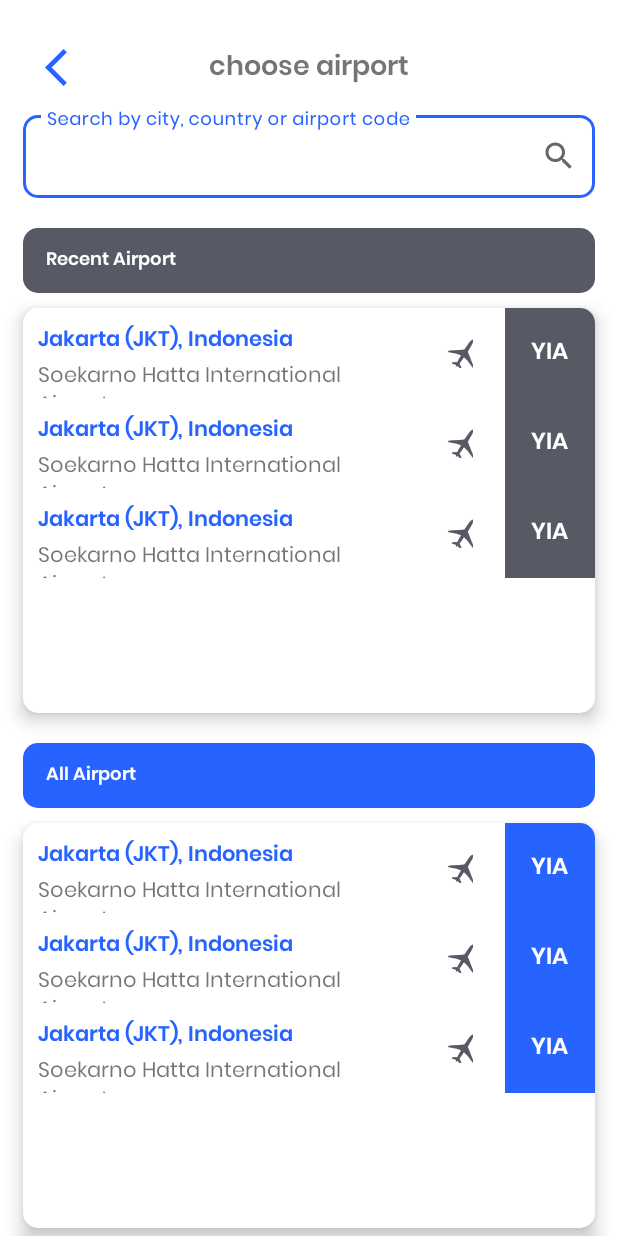
After one commit to IrvanWijayaSardam/C2Ticketing, an Android app: the layout fragment_airport.xml on its own in the app's theme, with its tools: preview values and no code run, on a phone screen of 412 x 824 dp. The commit adds this screen. Run offline under Robolectric (Android 15) with nearby library versions, the phone set to English and light mode, and no system bars.

Commit message:
make fragment airport for choose airport

```diff
--- /dev/null
+++ b/app/src/main/java/com/ctwofinalproject/ticketing/view/ui/airport/AirportFragment.kt
@@ -0,0 +1,60 @@
+package com.ctwofinalproject.ticketing.view.ui.airport
+
+import android.os.Bundle
+import androidx.fragment.app.Fragment
+import android.view.LayoutInflater
+import android.view.View
+import android.view.ViewGroup
+import com.ctwofinalproject.ticketing.R
+
+// TODO: Rename parameter arguments, choose names that match
+// the fragment initialization parameters, e.g. ARG_ITEM_NUMBER
+private const val ARG_PARAM1 = "param1"
+private const val ARG_PARAM2 = "param2"
+
+/**
+ * A simple [Fragment] subclass.
+ * Use the [AirportFragment.newInstance] factory method to
+ * create an instance of this fragment.
+ */
+class AirportFragment : Fragment() {
+    // TODO: Rename and change types of parameters
+    private var param1: String? = null
+    private var param2: String? = null
+
+    override fun onCreate(savedInstanceState: Bundle?) {
+        super.onCreate(savedInstanceState)
+        arguments?.let {
+            param1 = it.getString(ARG_PARAM1)
+            param2 = it.getString(ARG_PARAM2)
+        }
+    }
+
+    override fun onCreateView(
+        inflater: LayoutInflater, container: ViewGroup?,
+        savedInstanceState: Bundle?
+    ): View? {
+        // Inflate the layout for this fragment
+        return inflater.inflate(R.layout.fragment_airport, container, false)
+    }
+
+    companion object {
+        /**
+         * Use this factory method to create a new instance of
+         * this fragment using the provided parameters.
+         *
+         * @param param1 Parameter 1.
+         * @param param2 Parameter 2.
+         * @return A new instance of fragment AirportFragment.
+         */
+        // TODO: Rename and change types and number of parameters
+        @JvmStatic
+        fun newInstance(param1: String, param2: String) =
+            AirportFragment().apply {
+                arguments = Bundle().apply {
+                    putString(ARG_PARAM1, param1)
+                    putString(ARG_PARAM2, param2)
+                }
+            }
+    }
+}
--- /dev/null
+++ b/app/src/main/res/drawable/bg_one.xml
@@ -0,0 +1,10 @@
+<?xml version="1.0" encoding="utf-8"?>
+<shape xmlns:android="http://schemas.android.com/apk/res/android"
+    android:shape="rectangle">
+
+    <solid
+        android:color="@color/primary_font_color"/>
+    <corners
+        android:radius="10dp"/>
+
+</shape>
--- /dev/null
+++ b/app/src/main/res/drawable/bg_two.xml
@@ -0,0 +1,9 @@
+<?xml version="1.0" encoding="utf-8"?>
+<shape xmlns:android="http://schemas.android.com/apk/res/android"
+    android:shape="rectangle">
+    <solid
+        android:color="@color/primary_blue_1"/>
+    <corners
+        android:radius="10dp"/>
+
+</shape>
--- /dev/null
+++ b/app/src/main/res/drawable/ic_baseline_search_24.xml
@@ -0,0 +1,5 @@
+<vector android:height="24dp" android:tint="#BABABA"
+    android:viewportHeight="24" android:viewportWidth="24"
+    android:width="24dp" xmlns:android="http://schemas.android.com/apk/res/android">
+    <path android:fillColor="@android:color/white" android:pathData="M15.5,14h-0.79l-0.28,-0.27C15.41,12.59 16,11.11 16,9.5 16,5.91 13.09,3 9.5,3S3,5.91 3,9.5 5.91,16 9.5,16c1.61,0 3.09,-0.59 4.23,-1.57l0.27,0.28v0.79l5,4.99L20.49,19l-4.99,-5zM9.5,14C7.01,14 5,11.99 5,9.5S7.01,5 9.5,5 14,7.01 14,9.5 11.99,14 9.5,14z"/>
+</vector>
--- /dev/null
+++ b/app/src/main/res/layout/fragment_airport.xml
@@ -0,0 +1,142 @@
+<?xml version="1.0" encoding="utf-8"?>
+<androidx.constraintlayout.widget.ConstraintLayout xmlns:android="http://schemas.android.com/apk/res/android"
+    xmlns:tools="http://schemas.android.com/tools"
+    android:layout_width="match_parent"
+    android:layout_height="match_parent"
+    xmlns:app="http://schemas.android.com/apk/res-auto"
+    tools:context=".view.ui.airport.AirportFragment">
+
+    <ImageView
+        android:layout_width="wrap_content"
+        android:layout_height="wrap_content"
+        android:layout_margin="30dp"
+        android:src="@drawable/ic_baseline_arrow_back"
+        app:layout_constraintLeft_toLeftOf="parent"
+        app:layout_constraintRight_toRightOf="parent"
+        app:layout_constraintTop_toTopOf="parent"
+        app:layout_constraintHorizontal_bias="0" />
+    <TextView
+        android:id="@+id/tvChooseAirportFragmentAirport"
+        android:layout_width="wrap_content"
+        android:layout_height="wrap_content"
+        android:text="@string/choose_airport"
+        app:layout_constraintLeft_toLeftOf="parent"
+        app:layout_constraintRight_toRightOf="parent"
+        app:layout_constraintTop_toTopOf="parent"
+        android:layout_margin="30dp"
+        android:fontFamily="@font/poppins_semibold"
+        android:textSize="18sp"
+        />
+    <com.google.android.material.textfield.TextInputLayout
+        android:id="@+id/tIlSearchAirportFragmentAirport"
+        android:layout_width="match_parent"
+        android:layout_height="wrap_content"
+        app:layout_constraintTop_toBottomOf="@+id/tvChooseAirportFragmentAirport"
+        app:layout_constraintLeft_toLeftOf="parent"
+        app:layout_constraintRight_toRightOf="parent"
+        android:layout_marginTop="10dp"
+        android:layout_marginLeft="15dp"
+        android:layout_marginRight="15dp"
+        app:boxCornerRadiusBottomEnd="10dp"
+        app:boxCornerRadiusBottomStart="10dp"
+        app:boxCornerRadiusTopEnd="10dp"
+        app:boxCornerRadiusTopStart="10dp"
+        app:endIconMode="custom"
+        app:endIconDrawable="@drawable/ic_baseline_search_24"
+        style="@style/Widget.MaterialComponents.TextInputLayout.OutlinedBox"
+        >
+        <com.google.android.material.textfield.TextInputEditText
+            android:id="@+id/tIetSearchAirportFragmentAirport"
+            android:layout_width="match_parent"
+            android:layout_height="match_parent"
+            android:textColor="@color/primary_font_color"
+            android:fontFamily="@font/poppins"
+            android:textSize="12sp"
+            android:hint="Search by city, country or airport code"
+            android:textColorHint="@color/secondary_font_color"/>
+    </com.google.android.material.textfield.TextInputLayout>
+
+    <LinearLayout
+        android:id="@+id/llTvRecentSearchFragmentAirport"
+        android:layout_width="match_parent"
+        android:layout_height="43dp"
+        android:layout_marginStart="15dp"
+        android:layout_marginEnd="15dp"
+        android:layout_marginTop="20dp"
+        android:background="@drawable/bg_one"
+        android:orientation="vertical"
+        android:gravity="center_vertical"
+        app:layout_constraintLeft_toLeftOf="parent"
+        app:layout_constraintRight_toRightOf="parent"
+        app:layout_constraintTop_toBottomOf="@+id/tIlSearchAirportFragmentAirport">
+        <TextView
+            android:layout_width="wrap_content"
+            android:layout_height="wrap_content"
+            android:text="Recent Airport"
+            android:fontFamily="@font/poppins_semibold"
+            android:textColor="@color/background_color_white"
+            android:textSize="12sp"
+            android:layout_marginStart="15dp"
+            android:textAlignment="center"/>
+    </LinearLayout>
+    <androidx.cardview.widget.CardView
+        android:id="@+id/cvRecentSearchFragmentAirport"
+        android:layout_width="match_parent"
+        android:layout_height="270dp"
+        app:layout_constraintTop_toBottomOf="@+id/llTvRecentSearchFragmentAirport"
+        app:layout_constraintLeft_toLeftOf="parent"
+        app:layout_constraintRight_toRightOf="parent"
+        android:layout_marginTop="10dp"
+        android:layout_marginStart="15dp"
+        android:layout_marginEnd="15dp"
+        app:cardCornerRadius="10dp"
+        app:cardElevation="7dp"
+        >
+        <androidx.recyclerview.widget.RecyclerView
+            android:layout_width="match_parent"
+            android:layout_height="match_parent"
+            tools:listitem="@layout/item_choose_recent_airport"/>
+    </androidx.cardview.widget.CardView>
+
+    <LinearLayout
+        android:id="@+id/llTvAllAirportFragmentAirport"
+        android:layout_width="match_parent"
+        android:layout_height="43dp"
+        android:layout_marginStart="15dp"
+        android:layout_marginEnd="15dp"
+        android:layout_marginTop="20dp"
+        android:background="@drawable/bg_two"
+        android:orientation="vertical"
+        android:gravity="center_vertical"
+        app:layout_constraintLeft_toLeftOf="parent"
+        app:layout_constraintRight_toRightOf="parent"
+        app:layout_constraintTop_toBottomOf="@+id/cvRecentSearchFragmentAirport">
+        <TextView
+            android:layout_width="wrap_content"
+            android:layout_height="wrap_content"
+            android:text="All Airport"
+            android:fontFamily="@font/poppins_semibold"
+            android:textColor="@color/background_color_white"
+            android:textSize="12sp"
+            android:layout_marginStart="15dp"
+            android:textAlignment="center"/>
+    </LinearLayout>
+    <androidx.cardview.widget.CardView
+        android:id="@+id/cvAllFragmentAirport"
+        android:layout_width="match_parent"
+        android:layout_height="270dp"
+        app:layout_constraintTop_toBottomOf="@+id/llTvAllAirportFragmentAirport"
+        app:layout_constraintLeft_toLeftOf="parent"
+        app:layout_constraintRight_toRightOf="parent"
+        android:layout_marginTop="10dp"
+        android:layout_marginStart="15dp"
+        android:layout_marginEnd="15dp"
+        app:cardCornerRadius="10dp"
+        app:cardElevation="7dp"
+        >
+        <androidx.recyclerview.widget.RecyclerView
+            android:layout_width="match_parent"
+            android:layout_height="match_parent"
+            tools:listitem="@layout/item_choose_all_airport"/>
+    </androidx.cardview.widget.CardView>
+</androidx.constraintlayout.widget.ConstraintLayout>
--- /dev/null
+++ b/app/src/main/res/layout/item_choose_all_airport.xml
@@ -0,0 +1,66 @@
+<?xml version="1.0" encoding="utf-8"?>
+<androidx.constraintlayout.widget.ConstraintLayout xmlns:android="http://schemas.android.com/apk/res/android"
+    android:layout_width="match_parent"
+    android:layout_height="60dp"
+    xmlns:app="http://schemas.android.com/apk/res-auto">
+    <LinearLayout
+        android:id="@+id/llLocationChooseAllAirport"
+        android:layout_width="0dp"
+        android:layout_height="match_parent"
+        android:orientation="vertical"
+        app:layout_constraintLeft_toLeftOf="parent"
+        app:layout_constraintTop_toTopOf="parent"
+        app:layout_constraintBottom_toBottomOf="parent"
+        app:layout_constraintRight_toLeftOf="@+id/ivIconAirplaneItemChooseFragment"
+        >
+        <TextView
+            android:id="@+id/tvCityCountryItemChooseAllAirport"
+            android:layout_width="wrap_content"
+            android:layout_height="wrap_content"
+            android:text="Jakarta (JKT), Indonesia"
+            android:textColor="@color/primary_blue_1"
+            android:fontFamily="@font/poppins_semibold"
+            android:paddingTop="10dp"
+            android:paddingStart="10dp" />
+        <TextView
+            android:id="@+id/tvAirportItemChooseAllAirport"
+            android:layout_width="wrap_content"
+            android:layout_height="wrap_content"
+            android:text="Soekarno Hatta International Airport"
+            android:paddingStart="10dp"
+            android:fontFamily="@font/poppins" />
+    </LinearLayout>
+    <ImageView
+        android:id="@+id/ivIconAirplaneItemChooseFragment"
+        android:layout_width="20dp"
+        android:layout_height="20dp"
+        android:src="@drawable/icon_airplane"
+        app:layout_constraintLeft_toRightOf="@+id/llLocationChooseAllAirport"
+        app:layout_constraintBottom_toBottomOf="parent"
+        app:layout_constraintTop_toTopOf="parent"
+        android:layout_marginStart="20dp"
+        android:layout_marginEnd="20dp"
+        app:layout_constraintRight_toLeftOf="@+id/llAirportCodeItemChooseAirport"
+        />
+    <LinearLayout
+        android:id="@+id/llAirportCodeItemChooseAirport"
+        android:layout_width="60dp"
+        android:layout_height="0dp"
+        android:orientation="vertical"
+        app:layout_constraintRight_toRightOf="parent"
+        app:layout_constraintBottom_toBottomOf="parent"
+        app:layout_constraintTop_toTopOf="parent"
+        android:background="@color/primary_blue_1"
+        android:gravity="center"
+        >
+        <TextView
+            android:id="@+id/tvAirportCodeItemChooseAirport"
+            android:layout_width="wrap_content"
+            android:layout_height="wrap_content"
+            android:text="YIA"
+            android:fontFamily="@font/poppins_semibold"
+            android:textColor="@color/background_color_white"
+            android:textSize="15sp"/>
+    </LinearLayout>
+
+</androidx.constraintlayout.widget.ConstraintLayout>
--- /dev/null
+++ b/app/src/main/res/layout/item_choose_recent_airport.xml
@@ -0,0 +1,69 @@
+<?xml version="1.0" encoding="utf-8"?>
+<androidx.constraintlayout.widget.ConstraintLayout xmlns:android="http://schemas.android.com/apk/res/android"
+    xmlns:tools="http://schemas.android.com/tools"
+    android:layout_width="match_parent"
+    android:layout_height="60dp"
+    xmlns:app="http://schemas.android.com/apk/res-auto">
+    <LinearLayout
+        android:id="@+id/llLocationChooseRecentAirport"
+        android:layout_width="0dp"
+        android:layout_height="match_parent"
+        android:orientation="vertical"
+        app:layout_constraintLeft_toLeftOf="parent"
+        app:layout_constraintTop_toTopOf="parent"
+        app:layout_constraintBottom_toBottomOf="parent"
+        app:layout_constraintRight_toLeftOf="@+id/ivIconAirplaneItemChooseFragment"
+        >
+        <TextView
+            android:id="@+id/tvCityCountryItemChooseRecentAirport"
+            android:layout_width="wrap_content"
+            android:layout_height="wrap_content"
+            android:text="Jakarta (JKT), Indonesia"
+            android:textColor="@color/primary_blue_1"
+            android:fontFamily="@font/poppins_semibold"
+            android:paddingTop="10dp"
+            android:paddingStart="10dp"
+            tools:ignore="RtlSymmetry" />
+        <TextView
+            android:id="@+id/tvAirportItemChooseRecentAirport"
+            android:layout_width="wrap_content"
+            android:layout_height="wrap_content"
+            android:text="Soekarno Hatta International Airport"
+            android:paddingStart="10dp"
+            android:fontFamily="@font/poppins"
+            tools:ignore="RtlSymmetry" />
+    </LinearLayout>
+    <ImageView
+        android:id="@+id/ivIconAirplaneItemChooseFragment"
+        android:layout_width="20dp"
+        android:layout_height="20dp"
+        android:src="@drawable/icon_airplane"
+        app:layout_constraintLeft_toRightOf="@+id/llLocationChooseRecentAirport"
+        app:layout_constraintBottom_toBottomOf="parent"
+        app:layout_constraintTop_toTopOf="parent"
+        android:layout_marginStart="20dp"
+        android:layout_marginEnd="20dp"
+        app:layout_constraintRight_toLeftOf="@+id/llAirportCodeItemChooseAirport"
+        />
+    <LinearLayout
+        android:id="@+id/llAirportCodeItemChooseAirport"
+        android:layout_width="60dp"
+        android:layout_height="0dp"
+        android:orientation="vertical"
+        app:layout_constraintRight_toRightOf="parent"
+        app:layout_constraintBottom_toBottomOf="parent"
+        app:layout_constraintTop_toTopOf="parent"
+        android:background="@color/primary_font_color"
+        android:gravity="center"
+        >
+        <TextView
+            android:id="@+id/tvAirportCodeItemChooseAirport"
+            android:layout_width="wrap_content"
+            android:layout_height="wrap_content"
+            android:text="YIA"
+            android:fontFamily="@font/poppins_semibold"
+            android:textColor="@color/background_color_white"
+            android:textSize="15sp"/>
+    </LinearLayout>
+
+</androidx.constraintlayout.widget.ConstraintLayout>
--- a/app/src/main/res/values/strings.xml
+++ b/app/src/main/res/values/strings.xml
@@ -47,6 +47,7 @@
     <string name="airport_name">airport name</string>
     <string name="airport_code">YIA</string>
     <string name="select">Select</string>
+    <string name="choose_airport">choose airport</string>
 
     <!--  dummy country  -->
     <string-array name="country">
```
Also changed, not shown: app/src/main/res/drawable/icon_airplane.png (added).
